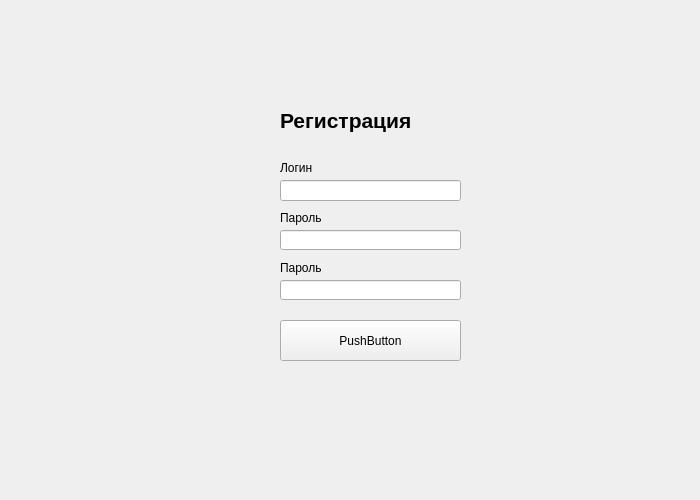
First picture: the form in untitled.ui, repository VoronovV/Sanatorium, before the edit.
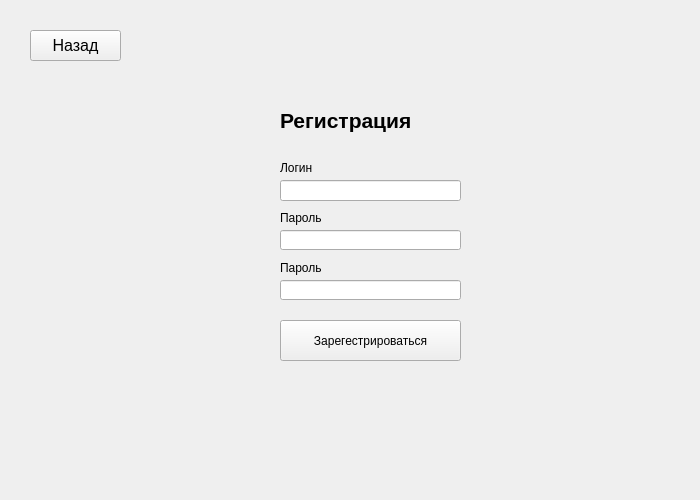
Second picture: the form after the edit. The open tabs and pages were chosen to show the change.

What changed in the file:
```diff
--- a/untitled.ui
+++ b/untitled.ui
@@ -132,7 +132,7 @@
        </rect>
       </property>
       <property name="text">
-       <string>PushButton</string>
+       <string>Зарегестрироваться</string>
       </property>
      </widget>
      <widget class="QLineEdit" name="reg_login_edit">
@@ -204,6 +204,24 @@
        <string>Пароль</string>
       </property>
      </widget>
+     <widget class="QPushButton" name="back_btn_reg">
+      <property name="geometry">
+       <rect>
+        <x>30</x>
+        <y>30</y>
+        <width>91</width>
+        <height>31</height>
+       </rect>
+      </property>
+      <property name="font">
+       <font>
+        <pointsize>12</pointsize>
+       </font>
+      </property>
+      <property name="text">
+       <string>Назад</string>
+      </property>
+     </widget>
     </widget>
     <widget class="QWidget" name="entry_page">
      <widget class="QPushButton" name="entry_btn_entry_page">
```
Left out of the diff: 20 changed lines with no effect on the pictures.
